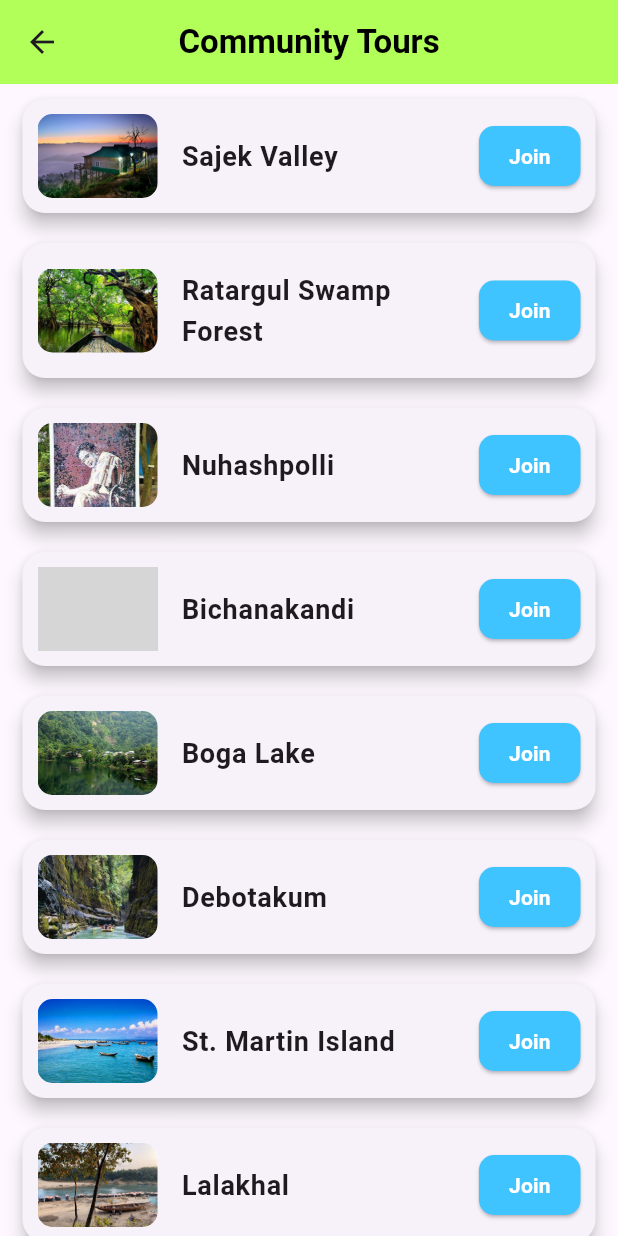
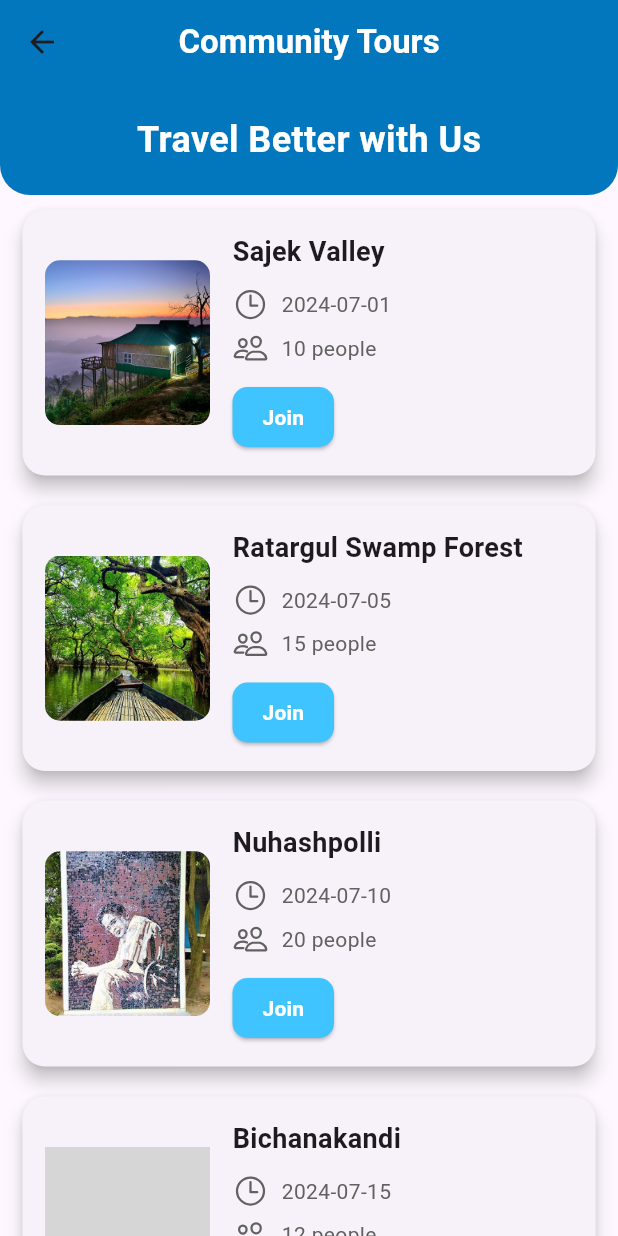
Before and after one commit to Subah-Zarin/Roamers_, a Flutter app: the communitypage screen opened by its route, on a phone screen of 412 x 824 dp. Run offline on Flutter 3.47's test engine with Material 3 defaults, Android fonts, the light colour scheme and no system bars; our stand-ins replace firebase_core, get, ionicons; accounts and stored records are empty; grey boxes are pictures that could not be loaded.

Commit message:
edited community page(added duration and people)

```diff
--- a/lib/homepage/communitypage.dart
+++ b/lib/homepage/communitypage.dart
@@ -1,64 +1,93 @@
 import 'package:flutter/material.dart';
+import 'package:ionicons/ionicons.dart';
 
 class communitypage extends StatelessWidget {
   const communitypage({super.key});
 
-  final List<Map<String, String>> tours = const [
+  final List<Map<String, dynamic>> tours = const [
     {
       "place": "Sajek Valley",
       "image": "assets/images/sajek valley.png",
+      "date": "2024-07-01",
+      "people": 10,
     },
     {
       "place": "Ratargul Swamp Forest",
       "image": "assets/images/ratargul swamp forest.png",
+      "date": "2024-07-05",
+      "people": 15,
     },
     {
       "place": "Nuhashpolli",
       "image": "assets/images/nuhaspolli.jpg",
+      "date": "2024-07-10",
+      "people": 20,
     },
     {
       "place": "Bichanakandi",
       "image": "assets/images/Bichanakandi.jpg",
+      "date": "2024-07-15",
+      "people": 12,
     },
     {
       "place": "Boga Lake",
       "image": "assets/images/bogalake.jpg",
+      "date": "2024-07-20",
+      "people": 25,
     },
     {
       "place": "Debotakum",
       "image": "assets/images/debotakhum.jpg",
+      "date": "2024-07-25",
+      "people": 18,
     },
     {
       "place": "St. Martin Island",
       "image": "assets/images/St.Martin Island.png",
+      "date": "2024-07-30",
+      "people": 30,
     },
     {
       "place": "Lalakhal",
       "image": "assets/images/lalakhal.jpg",
+      "date": "2024-08-05",
+      "people": 22,
     },
     {
       "place": "Foyes Lake",
       "image": "assets/images/foyslake.jpg",
+      "date": "2024-08-10",
+      "people": 17,
     },
     {
       "place": "Golden Temple",
       "image": "assets/images/golden_temple.jpg",
+      "date": "2024-08-15",
+      "people": 14,
     },
     {
       "place": "Rangamati",
       "image": "assets/images/Hanging Bridge of Rangamati.png",
+      "date": "2024-08-20",
+      "people": 27,
     },
     {
       "place": "Lalbagh",
       "image": "assets/images/Lalbagh.jpg",
+      "date": "2024-08-25",
+      "people": 19,
     },
     {
       "place": "Nilgiri",
       "image": "assets/images/Nilgiri.png",
+      "date": "2024-08-30",
+      "people": 16,
     },
     {
       "place": "Ahsan Manzil",
       "image": "assets/images/ahsan.jpg",
+      "date": "2024-09-05",
+      "people": 21,
     },
   ];
 
@@ -69,15 +98,39 @@ class communitypage extends StatelessWidget {
         title: const Text(
           'Community Tours',
           style: TextStyle(
-            color: Colors.black,
+            color: Colors.white,
             fontWeight: FontWeight.bold,
           ),
         ),
-        backgroundColor: Colors.lightGreenAccent,
+        backgroundColor: Colors.lightBlue[800],
         centerTitle: true,
         elevation: 0,
       ),
-      body: ListView.builder(
+      body: Column(
+        children: [
+          Container(
+            width: double.infinity,
+            padding: const EdgeInsets.symmetric(vertical: 20),
+            decoration: BoxDecoration(
+              color: Colors.lightBlue[800],
+              borderRadius: const BorderRadius.only(
+                bottomLeft: Radius.circular(20),
+                bottomRight: Radius.circular(20),
+              ),
+            ),
+            child: const Center(
+              child: Text(
+                'Travel Better with Us',
+                style: TextStyle(
+                  color: Colors.white,
+                  fontWeight: FontWeight.bold,
+                  fontSize: 24,
+                ),
+              ),
+            ),
+          ),
+          Expanded(
+            child: ListView.builder(
               itemCount: tours.length,
               itemBuilder: (context, index) {
                 final tour = tours[index];
@@ -87,25 +140,65 @@ class communitypage extends StatelessWidget {
                     borderRadius: BorderRadius.circular(15),
                   ),
                   elevation: 5,
-            child: ListTile(
-              contentPadding: const EdgeInsets.all(10),
-              leading: ClipRRect(
+                  child: Padding(
+                    padding: const EdgeInsets.all(15),
+                    child: Row(
+                      children: [
+                        ClipRRect(
                           borderRadius: BorderRadius.circular(10),
                           child: Image.asset(
                             tour["image"]!,
-                  width: 80,
-                  height: 80,
+                            width: 110,
+                            height: 110,
                             fit: BoxFit.cover,
                           ),
                         ),
-              title: Text(
+                        const SizedBox(width: 15),
+                        Expanded(
+                          child: Column(
+                            crossAxisAlignment: CrossAxisAlignment.start,
+                            children: [
+                              Text(
                                 tour["place"]!,
                                 style: const TextStyle(
                                   fontWeight: FontWeight.bold,
                                   fontSize: 18,
                                 ),
                               ),
-              trailing: ElevatedButton(
+                              const SizedBox(height: 10),
+                              Row(
+                                children: [
+                                  Icon(
+                                    Ionicons.time_outline,
+                                    color: Colors.grey[700],
+                                  ),
+                                  const SizedBox(width: 5),
+                                  Text(
+                                    ' ${tour["date"]}',
+                                    style: TextStyle(
+                                      color: Colors.grey[700],
+                                    ),
+                                  ),
+                                ],
+                              ),
+                              const SizedBox(height: 5),
+                              Row(
+                                children: [
+                                  Icon(
+                                    Ionicons.people_outline,
+                                    color: Colors.grey[700],
+                                  ),
+                                  const SizedBox(width: 5),
+                                  Text(
+                                    ' ${tour["people"]} people',
+                                    style: TextStyle(
+                                      color: Colors.grey[700],
+                                    ),
+                                  ),
+                                ],
+                              ),
+                              const SizedBox(height: 10),
+                              ElevatedButton(
                                 onPressed: () {
                                   // Logic to add user to community tour group
                                 },
@@ -124,10 +217,18 @@ class communitypage extends StatelessWidget {
                                   ),
                                 ),
                               ),
+                            ],
+                          ),
+                        ),
+                      ],
+                    ),
                   ),
                 );
               },
             ),
+          ),
+        ],
+      ),
     );
   }
 }
```
Lines whose indentation alone changed are shown as unchanged.
